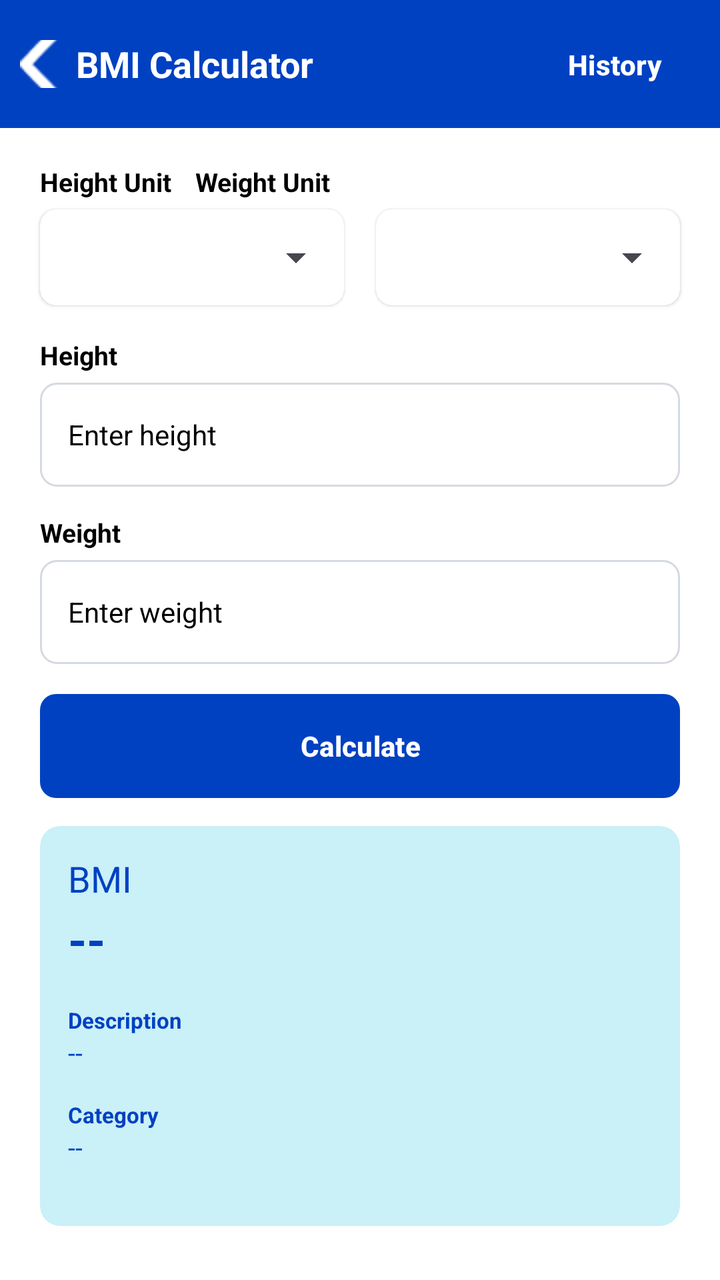
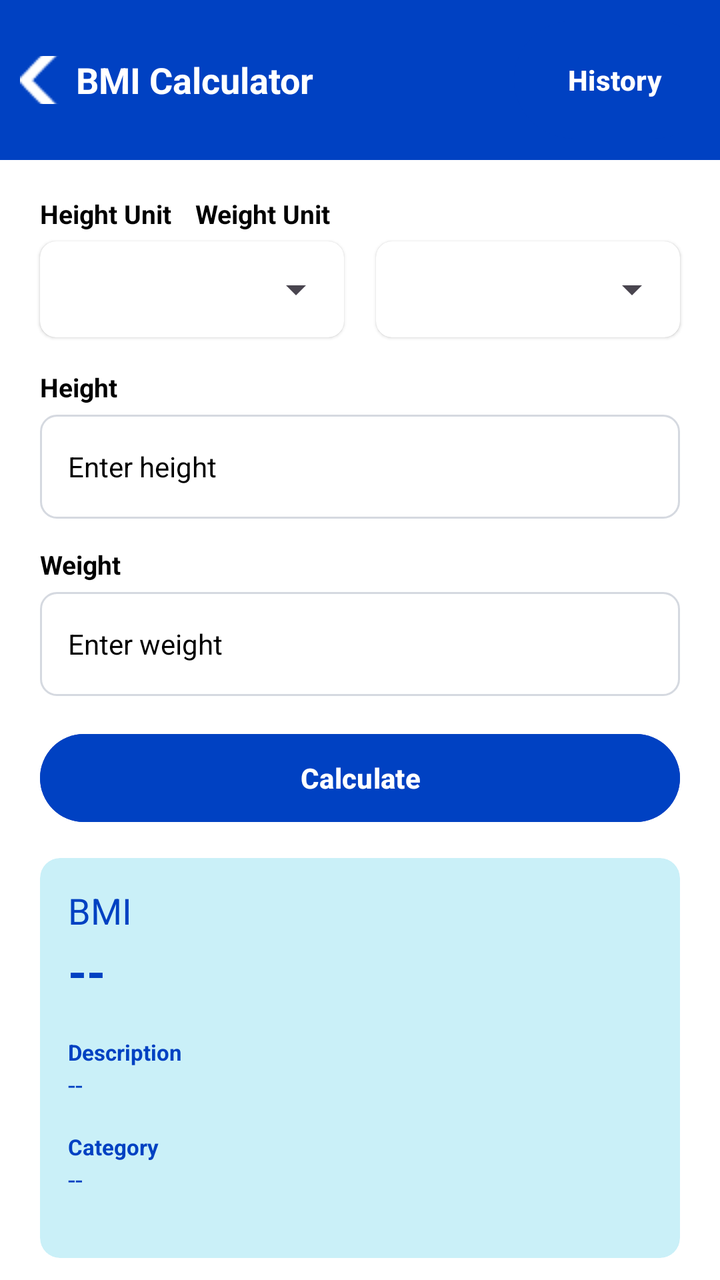

The first picture is an Android layout as it rendered before a commit; the second is the same layout after the commit. The layout source and the unified diff follow.
<!-- AndroidManifest.xml: application theme Theme.Task_2 -->
<!-- res/layout/activity_bmi_calculator.xml -->
<?xml version="1.0" encoding="utf-8"?>
<androidx.constraintlayout.widget.ConstraintLayout
    xmlns:android="http://schemas.android.com/apk/res/android"
    xmlns:app="http://schemas.android.com/apk/res-auto"
    xmlns:tools="http://schemas.android.com/tools"
    android:id="@+id/main"
    android:layout_width="match_parent"
    android:layout_height="match_parent"
    android:background="@color/white"
    tools:context=".calculator">

    <LinearLayout
        android:id="@+id/headerLayout"
        android:layout_width="0dp"
        android:layout_height="64dp"
        android:background="@color/Blue"
        android:gravity="center_vertical"
        android:orientation="horizontal"
        android:paddingStart="8dp"
        android:paddingEnd="16dp"
        app:layout_constraintTop_toTopOf="parent"
        app:layout_constraintStart_toStartOf="parent"
        app:layout_constraintEnd_toEndOf="parent">

        <ImageButton
            android:id="@+id/backButton"
            android:layout_width="24dp"
            android:layout_height="24dp"
            android:background="?attr/selectableItemBackgroundBorderless"
            android:contentDescription="Back"
            android:padding="12dp"
            android:src="@drawable/ic_arrow_back"
            app:tint="@color/white" />

        <TextView
            android:layout_width="wrap_content"
            android:layout_height="wrap_content"
            android:layout_marginStart="6dp"
            android:text="BMI Calculator"
            android:textColor="@color/white"
            android:textSize="18sp"
            android:textStyle="bold" />

        <Button
            android:id="@+id/Historybtn"
            android:layout_width="100dp"
            android:layout_height="67dp"
            android:text="History"
            android:layout_marginStart="100dp"
            android:textColor="@color/white"
            android:textStyle="bold"
            android:clickable="true"
            android:backgroundTint="@color/Blue"/>

    </LinearLayout>

    <TextView
        android:id="@+id/heightUnitLabel"
        android:layout_width="wrap_content"
        android:layout_height="wrap_content"
        android:layout_marginStart="20dp"
        android:layout_marginTop="18dp"
        android:text="Height Unit"
        android:textColor="@color/black"
        android:textSize="13sp"
        android:textStyle="bold"
        app:layout_constraintTop_toBottomOf="@id/headerLayout"
        app:layout_constraintStart_toStartOf="parent" />

    <TextView
        android:id="@+id/weightUnitLabel"
        android:layout_width="wrap_content"
        android:layout_height="wrap_content"
        android:layout_marginStart="12dp"
        android:layout_marginTop="18dp"
        android:text="Weight Unit"
        android:textColor="@color/black"
        android:textSize="13sp"
        android:textStyle="bold"
        app:layout_constraintTop_toBottomOf="@id/headerLayout"
        app:layout_constraintStart_toEndOf="@id/heightUnitLabel" />

    <androidx.cardview.widget.CardView
        android:id="@+id/heightUnitCard"
        android:layout_width="0dp"
        android:layout_height="48dp"
        android:layout_marginStart="20dp"
        android:layout_marginTop="5dp"
        android:layout_marginEnd="8dp"
        app:cardBackgroundColor="@color/white"
        app:cardCornerRadius="8dp"
        app:cardElevation="1dp"
        app:layout_constraintTop_toBottomOf="@id/heightUnitLabel"
        app:layout_constraintStart_toStartOf="parent"
        app:layout_constraintEnd_toStartOf="@id/weightUnitCard">

        <Spinner
            android:id="@+id/heightUnitSpinner"
            android:layout_width="match_parent"
            android:layout_height="match_parent"
            android:paddingStart="8dp"
            android:paddingEnd="5dp"/>

    </androidx.cardview.widget.CardView>

    <androidx.cardview.widget.CardView
        android:id="@+id/weightUnitCard"
        android:layout_width="0dp"
        android:layout_height="48dp"
        android:layout_marginStart="8dp"
        android:layout_marginTop="5dp"
        android:layout_marginEnd="20dp"
        app:cardBackgroundColor="@color/white"
        app:cardCornerRadius="8dp"
        app:cardElevation="1dp"
        app:layout_constraintTop_toBottomOf="@id/weightUnitLabel"
        app:layout_constraintStart_toEndOf="@id/heightUnitCard"
        app:layout_constraintEnd_toEndOf="parent">

        <Spinner
            android:id="@+id/weightUnitSpinner"
            android:layout_width="match_parent"
            android:layout_height="match_parent"
            android:paddingStart="8dp"
            android:paddingEnd="5dp" />

    </androidx.cardview.widget.CardView>

    <TextView
        android:id="@+id/heightLabel"
        android:layout_width="wrap_content"
        android:layout_height="wrap_content"
        android:layout_marginStart="20dp"
        android:layout_marginTop="16dp"
        android:text="Height"
        android:textColor="@color/black"
        android:textSize="13sp"
        android:textStyle="bold"
        app:layout_constraintTop_toBottomOf="@id/heightUnitCard"
        app:layout_constraintStart_toStartOf="parent" />

    <EditText
        android:id="@+id/height"
        android:layout_width="0dp"
        android:layout_height="52dp"
        android:layout_marginStart="20dp"
        android:layout_marginTop="5dp"
        android:layout_marginEnd="20dp"
        android:background="@drawable/input_box"
        android:hint="Enter height"
        android:inputType="numberDecimal"
        android:paddingStart="14dp"
        android:paddingEnd="14dp"
        android:singleLine="true"
        android:textColor="@color/black"
        android:textColorHint="@color/black"
        android:textSize="14sp"
        app:layout_constraintTop_toBottomOf="@id/heightLabel"
        app:layout_constraintStart_toStartOf="parent"
        app:layout_constraintEnd_toEndOf="parent" />

    <TextView
        android:id="@+id/weightLabel"
        android:layout_width="wrap_content"
        android:layout_height="wrap_content"
        android:layout_marginStart="20dp"
        android:layout_marginTop="14dp"
        android:text="Weight"
        android:textColor="@color/black"
        android:textSize="13sp"
        android:textStyle="bold"
        app:layout_constraintTop_toBottomOf="@id/height"
        app:layout_constraintStart_toStartOf="parent" />

    <EditText
        android:id="@+id/weight"
        android:layout_width="0dp"
        android:layout_height="52dp"
        android:layout_marginStart="20dp"
        android:layout_marginTop="5dp"
        android:layout_marginEnd="20dp"
        android:background="@drawable/input_box"
        android:hint="Enter weight"
        android:inputType="numberDecimal"
        android:paddingStart="14dp"
        android:paddingEnd="14dp"
        android:singleLine="true"
        android:textColor="@color/black"
        android:textColorHint="@color/black"
        android:textSize="14sp"
        app:layout_constraintTop_toBottomOf="@id/weightLabel"
        app:layout_constraintStart_toStartOf="parent"
        app:layout_constraintEnd_toEndOf="parent" />

    <Button
        android:id="@+id/btnCalculate"
        android:layout_width="0dp"
        android:layout_height="52dp"
        android:layout_marginStart="20dp"
        android:layout_marginTop="15dp"
        android:layout_marginEnd="20dp"
        android:background="@drawable/blue_button"
        android:text="Calculate"
        android:textAllCaps="false"
        android:textColor="@color/white"
        android:textSize="14sp"
        android:textStyle="bold"
        app:layout_constraintTop_toBottomOf="@id/weight"
        app:layout_constraintStart_toStartOf="parent"
        app:layout_constraintEnd_toEndOf="parent"
        android:backgroundTint="@color/Blue"/>

    <androidx.cardview.widget.CardView
        android:id="@+id/resultCard"
        android:layout_width="0dp"
        android:layout_height="200dp"
        android:layout_marginStart="20dp"
        android:layout_marginTop="14dp"
        android:layout_marginEnd="20dp"
        app:cardBackgroundColor="@color/light_blue"
        app:cardCornerRadius="10dp"
        app:cardElevation="0dp"
        app:layout_constraintTop_toBottomOf="@id/btnCalculate"
        app:layout_constraintStart_toStartOf="parent"
        app:layout_constraintEnd_toEndOf="parent">

        <LinearLayout
            android:layout_width="match_parent"
            android:layout_height="200dp"
            android:orientation="vertical"
            android:padding="14dp">

            <TextView
                android:layout_width="wrap_content"
                android:layout_height="wrap_content"
                android:text="BMI"
                android:textColor="@color/Blue"
                android:textSize="18sp" />

            <TextView
                android:id="@+id/BMIvalue"
                android:layout_width="wrap_content"
                android:layout_height="wrap_content"
                android:layout_marginTop="2dp"
                android:text="--"
                android:textColor="@color/Blue"
                android:textSize="24sp"
                android:textStyle="bold" />

            <TextView
                android:id="@+id/Descriptionhead"
                android:layout_width="wrap_content"
                android:layout_height="wrap_content"
                android:layout_marginTop="17dp"
                android:text="Description"
                android:textStyle="bold"
                android:textColor="@color/Blue"
                android:textSize="11sp" />

            <TextView
                android:id="@+id/Description"
                android:layout_width="wrap_content"
                android:layout_height="wrap_content"
                android:text="--"
                android:textColor="@color/Blue"
                android:textSize="13sp"/>


            <TextView
                android:layout_width="wrap_content"
                android:layout_height="wrap_content"
                android:layout_marginTop="15dp"
                android:text="Category"
                android:textColor="@color/Blue"
                android:textSize="11sp"
                android:textStyle="bold"/>

            <TextView
                android:id="@+id/Categorytype"
                android:layout_width="wrap_content"
                android:layout_height="wrap_content"
                android:text="--"
                android:textColor="@color/Blue"
                android:textSize="13sp"/>

        </LinearLayout>

    </androidx.cardview.widget.CardView>

</androidx.constraintlayout.widget.ConstraintLayout>
<!-- resources referenced by this layout -->
<resources>
  <color name="Blue">#0041C2</color>
  <color name="black">#FF000000</color>
  <color name="light_blue">#CAF0F8</color>
  <color name="white">#FFFFFFFF</color>
  <!-- drawable blue_button (drawable) -->
  <?xml version="1.0" encoding="utf-8"?>
  <shape xmlns:android="http://schemas.android.com/apk/res/android"
      android:shape="rectangle">
  
      <solid android:color="@color/Blue" />
  
      <corners android:radius="8dp" />
  
  </shape>
  <!-- drawable ic_arrow_back: png bitmap (drawable, 340 bytes) -->
  <!-- drawable input_box (drawable) -->
  <?xml version="1.0" encoding="utf-8"?>
  <shape xmlns:android="http://schemas.android.com/apk/res/android"
      android:shape="rectangle">
  
      <solid android:color="@color/white" />
  
      <stroke
          android:width="1dp"
          android:color="#D5D9E0" />
  
      <corners android:radius="8dp" />
  
  </shape>
  <style name="Theme.Task_2" parent="Base.Theme.Task_2" />
  <style name="Base.Theme.Task_2" parent="Theme.Material3.DayNight.NoActionBar">
          
          <item name="colorPrimary">@color/Blue</item>
          <item name="colorPrimaryVariant">@color/Blue</item>
          <item name="android:statusBarColor">@color/Blue</item>
      </style>
</resources>

<!-- the commit's change to res/layout/activity_bmi_calculator.xml (unified diff, before → after) -->
@@ -12,7 +12,7 @@
     <LinearLayout
         android:id="@+id/headerLayout"
         android:layout_width="0dp"
-        android:layout_height="64dp"
+        android:layout_height="80dp"
         android:background="@color/Blue"
         android:gravity="center_vertical"
         android:orientation="horizontal"
@@ -199,7 +199,7 @@
         android:layout_marginStart="20dp"
         android:layout_marginTop="15dp"
         android:layout_marginEnd="20dp"
-        android:background="@drawable/blue_button"
+        android:drawableTint="@color/Blue"
         android:text="Calculate"
         android:textAllCaps="false"
         android:textColor="@color/white"
<!-- resource entries referenced after the edit -->
@@ -4,16 +4,6 @@
   <color name="black">#FF000000</color>
   <color name="light_blue">#CAF0F8</color>
   <color name="white">#FFFFFFFF</color>
-  <!-- drawable blue_button (drawable) -->
-  <?xml version="1.0" encoding="utf-8"?>
-  <shape xmlns:android="http://schemas.android.com/apk/res/android"
-      android:shape="rectangle">
-  
-      <solid android:color="@color/Blue" />
-  
-      <corners android:radius="8dp" />
-  
-  </shape>
   <!-- drawable ic_arrow_back: png bitmap (drawable, 340 bytes) -->
   <!-- drawable input_box (drawable) -->
   <?xml version="1.0" encoding="utf-8"?>
